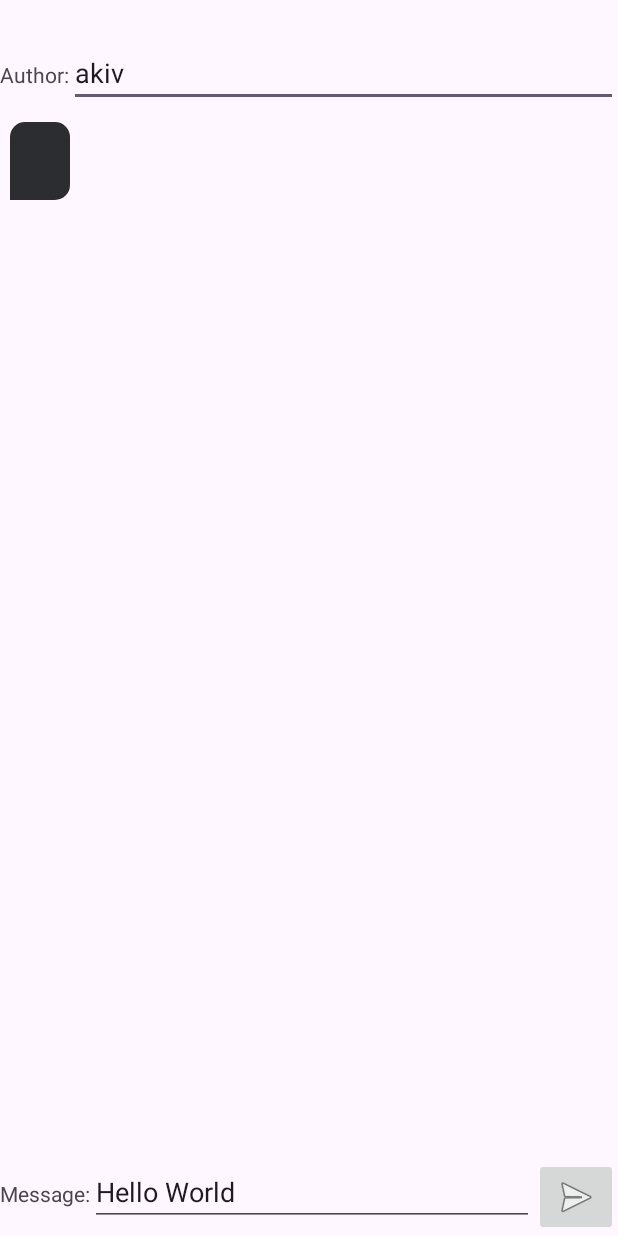
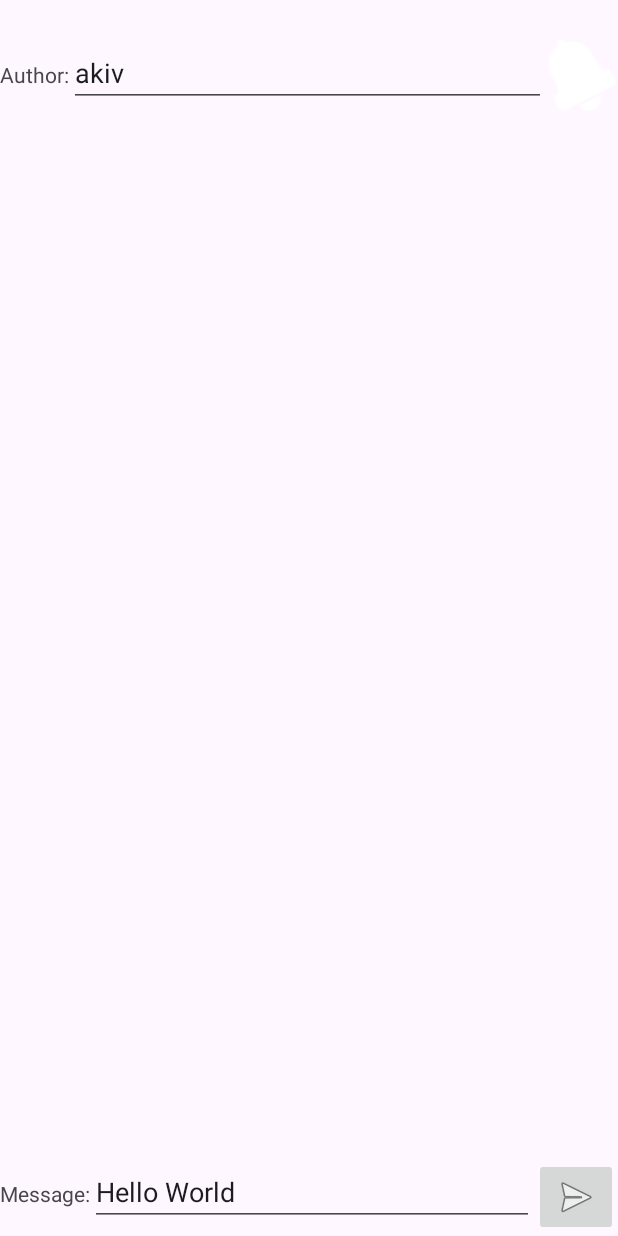
Before and after one commit to akivi28/Android, an Android app: the ChatActivity screen opened directly, with no data from a screen before it, on a phone screen of 412 x 824 dp. Run offline under Robolectric (Android 15) with nearby library versions, the phone set to English and light mode, and no system bars; 5 statements that could not run were skipped.

Commit message:
chatFocusDz

```diff
--- a/app/src/main/AndroidManifest.xml
+++ b/app/src/main/AndroidManifest.xml
@@ -16,6 +16,7 @@
         tools:targetApi="31">
         <activity
             android:name=".ChatActivity"
+            android:windowSoftInputMode="adjustPan"
             android:exported="false" />
         <activity
             android:name=".AnimActivity"
--- a/app/src/main/java/itstep/learning/ChatActivity.java
+++ b/app/src/main/java/itstep/learning/ChatActivity.java
@@ -3,10 +3,14 @@
 import android.annotation.SuppressLint;
 import android.graphics.drawable.Drawable;
 import android.os.Bundle;
+import android.os.Handler;
 import android.util.Log;
 import android.view.Gravity;
 import android.view.View;
 import android.view.ViewGroup;
+import android.view.animation.Animation;
+import android.view.animation.AnimationUtils;
+import android.view.inputmethod.InputMethodManager;
 import android.widget.EditText;
 import android.widget.LinearLayout;
 import android.widget.ScrollView;
@@ -32,9 +36,11 @@
 import java.net.HttpURLConnection;
 import java.net.MalformedURLException;
 import java.net.URL;
+import java.net.URLEncoder;
 import java.nio.charset.StandardCharsets;
 import java.text.SimpleDateFormat;
 import java.util.ArrayList;
+import java.util.Comparator;
 import java.util.Date;
 import java.util.List;
 import java.util.Locale;
@@ -54,17 +60,21 @@
     private static final SimpleDateFormat sqlDateFormat = new SimpleDateFormat("yyyy-MM-dd HH:mm:ss", Locale.ROOT);
     private final List<ChatMessage> messages = new ArrayList<>();
     private static final String authorFileName = "author.name";
+    private final Handler handler = new Handler();
+
+    private View vBell;
+    private Animation bellAnimation;
 
     @Override
     protected void onCreate(Bundle savedInstanceState) {
         super.onCreate(savedInstanceState);
         EdgeToEdge.enable(this);
         setContentView(R.layout.activity_chat);
-        ViewCompat.setOnApplyWindowInsetsListener(findViewById(R.id.main), (v, insets) -> {
-            Insets systemBars = insets.getInsets(WindowInsetsCompat.Type.systemBars());
-            v.setPadding(systemBars.left, systemBars.top, systemBars.right, systemBars.bottom);
-            return insets;
-        });
+//        ViewCompat.setOnApplyWindowInsetsListener(findViewById(R.id.main), (v, insets) -> {
+//            Insets systemBars = insets.getInsets(WindowInsetsCompat.Type.systemBars());
+//            v.setPadding(systemBars.left, systemBars.top, systemBars.right, systemBars.bottom);
+//            return insets;
+//        });
         tvTitle = findViewById(R.id.chat_tv_title);
         chatContainer = findViewById(R.id.chat_ll_container);
         chatScroller = findViewById(R.id.chat_scroller);
@@ -72,12 +82,32 @@
         etMessage = findViewById(R.id.chat_et_message_text);
         findViewById(R.id.chat_btn_send).setOnClickListener(this::sendButtonClick);
 
+        vBell         = findViewById( R.id.chat_bell         );
+        bellAnimation = AnimationUtils.loadAnimation(this, R.anim.bell );
+
+        LinearLayout mainLayout = findViewById(R.id.main);
+        mainLayout.setOnClickListener(v -> hideKeyboard(v));
+        chatContainer.setOnClickListener(v -> hideKeyboard(v));
+        chatScroller.setOnClickListener(v -> hideKeyboard(v));
+
+
         String savedAuthor = loadAuthorFromFile();
         if (savedAuthor != null) {
             etAuthor.setText(savedAuthor);
         }
 
         loadChat();
+        handler.post(this::periodic);
+        chatScroller.addOnLayoutChangeListener( ( View v,
+                                                  int left,    int top,    int right,    int bottom,
+                                                  int leftWas, int topWas, int rightWas, int bottomWas) -> chatScroller.post(
+                ()-> chatScroller.fullScroll( View.FOCUS_DOWN )
+        ));
+    }
+
+    private void periodic(){
+        loadChat();
+        handler.postDelayed(this::periodic, 1000);
     }
 
 
@@ -143,8 +173,8 @@
             OutputStream bodyStream = connection.getOutputStream();
             bodyStream.write(
                     String.format("author=%s&msg=%s",
-                            chatMessage.getAuthor(),
-                            chatMessage.getText()
+                            URLEncoder.encode(chatMessage.getAuthor(), StandardCharsets.UTF_8.name()),
+                            URLEncoder.encode(chatMessage.getText(), StandardCharsets.UTF_8.name())
                     ).getBytes(StandardCharsets.UTF_8)
             );
             bodyStream.flush();
@@ -167,11 +197,19 @@
         }
     }
 
+    private void hideKeyboard(View view) {
+        InputMethodManager imm = (InputMethodManager) getSystemService(INPUT_METHOD_SERVICE);
+        if (imm != null) {
+            imm.hideSoftInputFromWindow(view.getWindowToken(), 0);
+        }
+    }
+
+
     private void loadChat() {
         CompletableFuture
                 .supplyAsync(this::getChatAsString, threadPool)
                 .thenApply(this::processChatResponse)
-                .thenAccept(this::displayChatMessages);
+                .thenAccept(m -> runOnUiThread(()-> displayChatMessages(m)) );
     }
 
     private String getChatAsString() {
@@ -203,6 +241,8 @@
         }
         if( ! wasNew ) return ;
 
+        messages.sort(Comparator.comparing(ChatMessage::getMoment));
+
         LinearLayout.LayoutParams layoutParams = new LinearLayout.LayoutParams(
                 ViewGroup.LayoutParams.WRAP_CONTENT,
                 ViewGroup.LayoutParams.WRAP_CONTENT
@@ -212,14 +252,14 @@
         Drawable bgOther = getResources().getDrawable(R.drawable.chat_msg_other, getTheme());
         Drawable bgMy = getResources().getDrawable(R.drawable.chat_msg_my, getTheme());
 
-        runOnUiThread(() -> chatContainer.removeAllViews());
+        for (ChatMessage cm : messages) {
+            if(cm.getView() != null) continue;
 
-        for (ChatMessage cm : chatMessages) {
             LinearLayout linearLayout = new LinearLayout(ChatActivity.this);
             linearLayout.setOrientation(LinearLayout.VERTICAL);
 
             TextView tvAuthor = new TextView(ChatActivity.this);
-            tvAuthor.setText(cm.getAuthor());
+            tvAuthor.setText(String.format("%s %s", cm.getAuthor(), cm.getMoment()));
             tvAuthor.setPadding(30, 5, 30, 5);
             linearLayout.addView(tvAuthor);
 
@@ -243,8 +283,13 @@
             }
 
             linearLayout.setLayoutParams(messageLayoutParams);
-            runOnUiThread(() -> chatContainer.addView(linearLayout));
+            cm.setView(linearLayout);
+            chatContainer.addView(linearLayout);
         }
+        chatContainer.post( () -> {
+            chatScroller.fullScroll( View.FOCUS_DOWN ) ;
+            vBell.startAnimation( bellAnimation ) ;
+        } ) ;
     }
 
 
@@ -262,6 +307,7 @@
 
     @Override
     protected void onDestroy() {
+        handler.removeCallbacksAndMessages(null);
         threadPool.shutdownNow();
         super.onDestroy();
     }
@@ -292,6 +338,15 @@
         private String author;
         private String text;
         private String moment;
+        private View view;
+
+        public View getView() {
+            return view;
+        }
+
+        public void setView(View view) {
+            this.view = view;
+        }
 
         public String getId() {
             return id;
--- a/app/src/main/res/layout/activity_chat.xml
+++ b/app/src/main/res/layout/activity_chat.xml
@@ -6,6 +6,10 @@
     android:layout_width="match_parent"
     android:layout_height="match_parent"
     android:orientation="vertical"
+    android:fitsSystemWindows="true"
+    android:focusableInTouchMode="true"
+    android:clickable="true"
+    android:focusable="true"
     tools:context=".ChatActivity">
     <TextView
         android:id="@+id/chat_tv_title"
@@ -24,10 +28,17 @@
             android:text="Author:"/>
         <EditText
             android:id="@+id/chat_et_author"
-            android:layout_width="match_parent"
+            android:layout_width="0dp"
+            android:layout_weight="1"
             android:layout_height="wrap_content"
             android:inputType="text"
             android:text="akiv"/>
+        <View
+            android:id="@+id/chat_bell"
+            android:layout_width="48dp"
+            android:layout_height="48dp"
+            android:background="@android:drawable/ic_popup_reminder"
+            android:backgroundTint="@color/white" />
     </LinearLayout>
 
     <ScrollView
```
